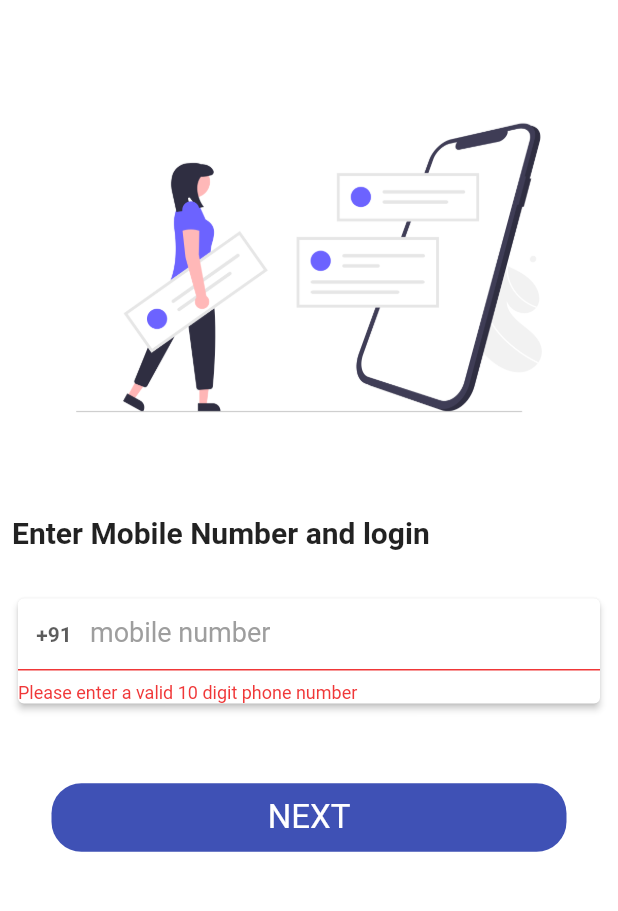
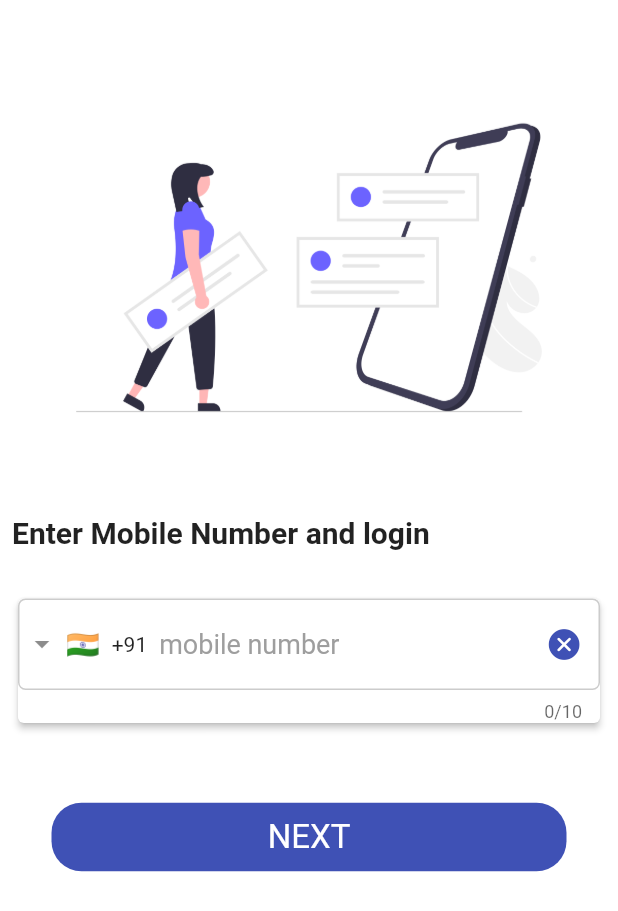
Before and after one commit to goswamijay/Chat-With-Me, a Flutter app: the MobileNoScreenView screen opened directly, after a tap on "NEXT", on a phone screen of 412 x 824 dp. Shown: the top 911 px of the screen. Run offline on Flutter 3.47's test engine with Material 2 defaults, Android fonts, the light colour scheme and no system bars; drawn by our look-alikes of intl_phone_field; our stand-ins replace cloud_firestore, emoji_picker_flutter, firebase_analytics, firebase_auth, firebase_core, firebase_crashlytics and 13 more; missing offline and left inert: flutter_notification_channel; accounts and stored records are empty; network calls fail.

Commit message:
Implemented Multinational MobileNo Verification

```diff
--- a/lib/ChatApp/Controller/Authentication/MobileNoVerificationController.dart
+++ b/lib/ChatApp/Controller/Authentication/MobileNoVerificationController.dart
@@ -13,7 +13,7 @@
   bool phoneNumberEmptyFunction() {
     bool results = false;
 
-    if (phoneNumber.text == '' || phoneString == '') {
+    if (phoneNumber.text == '+91' || phoneString == '+91') {
       results = phoneNumberIsEmpty = false;
       update();
     } else {
--- a/lib/ChatApp/Utils/themeData.dart
+++ b/lib/ChatApp/Utils/themeData.dart
@@ -1,5 +1,3 @@
-
-
 import 'package:chat_me/ChatApp/Utils/ColorConstant.dart';
 import 'package:flutter/material.dart';
 import 'package:flutter/services.dart';
--- a/lib/ChatApp/Views/Authentication/MobileNoScreen/MobileNoScreenView.dart
+++ b/lib/ChatApp/Views/Authentication/MobileNoScreen/MobileNoScreenView.dart
@@ -1,11 +1,12 @@
-import 'package:chat_me/ChatApp/Controller/DataApi/DataApiCloudStore.dart';
 import 'package:chat_me/ChatApp/Utils/TextStyleConstant.dart';
-import 'package:chat_me/ChatApp/Views/Authentication/OTPVerification/OTPVerificationView.dart';
 import 'package:flutter/cupertino.dart';
 import 'package:flutter/material.dart';
 import 'package:get/get.dart';
+import 'package:intl_phone_field/intl_phone_field.dart';
 import '../../../Controller/Authentication/MobileNoVerificationController.dart';
+import '../../../Controller/DataApi/DataApiCloudStore.dart';
 import '../../../Utils/ColorConstant.dart';
+import '../OTPVerification/OTPVerificationView.dart';
 
 class MobileNoScreenView extends StatefulWidget {
   const MobileNoScreenView({Key? key}) : super(key: key);
@@ -18,7 +19,7 @@ class _MobileNoScreenViewState extends State<MobileNoScreenView> {
   final mobileNoVerificationController =
       Get.put(MobileNoVerificationController());
   final formKey1 = GlobalKey<FormState>();
-
+  String CountryCode = '+91';
 
   @override
   Widget build(BuildContext context) {
@@ -49,7 +50,7 @@ class _MobileNoScreenViewState extends State<MobileNoScreenView> {
                     child: Text("Enter Mobile Number and login",
                         style: Theme.of(context)
                             .textTheme
-                            .headline6
+                            .titleLarge
                             ?.copyWith(fontWeight: FontWeight.bold))),
               ),
               SizedBox(
@@ -63,22 +64,12 @@ class _MobileNoScreenViewState extends State<MobileNoScreenView> {
                     key: formKey1,
                     child: Card(
                         elevation: 2,
-                      child: TextFormField(
-                        onChanged: (value) {
-                          mobileNoVerificationController.phoneString = value;
-                          mobileNoVerificationController
-                              .phoneNumberEmptyFunction();
-                        },
-                        controller: mobileNoVerificationController.phoneNumber,
-                        style: TextStyle(
-                                color: Theme.of(context)
-                                    .textTheme
-                                    .bodyLarge
-                                    ?.color
-                                    ?.withOpacity(0.64))
-                            .copyWith(fontWeight: FontWeight.bold),
-                        keyboardType: TextInputType.number,
+                        child: IntlPhoneField(
+                          controller:
+                              mobileNoVerificationController.phoneNumber,
                           decoration: InputDecoration(
+                            focusColor: Colors.indigo,
+                            hoverColor: Colors.indigo,
                             suffixIcon: mobileNoVerificationController
                                     .phoneNumberEmptyFunction()
                                 ? Row(
@@ -106,23 +97,6 @@ class _MobileNoScreenViewState extends State<MobileNoScreenView> {
                                 : Container(
                                     width: Get.width / 100,
                                   ),
-                          prefixIcon: Row(
-                            mainAxisSize: MainAxisSize.min,
-                            mainAxisAlignment: MainAxisAlignment.center,
-                            children: [
-                              Text(
-                                '+91',
-                                textAlign: TextAlign.center,
-                                style: TextStyle(
-                                        color: Theme.of(context)
-                                            .textTheme
-                                            .bodyLarge
-                                            ?.color
-                                            ?.withOpacity(0.64))
-                                    .copyWith(fontWeight: FontWeight.bold),
-                              ),
-                            ],
-                          ),
                             hintText: 'mobile number',
                             hintStyle: const TextStyle(
                                 color: Colors.grey,
@@ -137,18 +111,14 @@ class _MobileNoScreenViewState extends State<MobileNoScreenView> {
                             focusedBorder: OutlineInputBorder(
                               borderSide: const BorderSide(
                                   width: 1, color: Colors.transparent),
-                            //color: Color(0xffF38E30)),
                               borderRadius: BorderRadius.circular(8),
                             ),
                           ),
-                        validator: (value) {
-                          if (value == null || value.isEmpty || value.length != 10) {
-                            return 'Please enter a valid 10 digit phone number';
-                          }
-                          return null;
+                          initialCountryCode: 'IN',
+                          onCountryChanged: (CountryCode1) {
+                            CountryCode = CountryCode1.dialCode;
                           },
-                      ),
-                    ),
+                        )),
                   ),
                 );
               }),
@@ -157,15 +127,14 @@ class _MobileNoScreenViewState extends State<MobileNoScreenView> {
               ),
               GestureDetector(
                 onTap: () async {
-
                 if (formKey1.currentState!.validate()) {
                   formKey1.currentState!.save();
+                  if(mobileNoVerificationController.phoneNumber.text != ''){
                     await DataApiCloudStore.phoneAuthnetication(
-                        '+91${mobileNoVerificationController.phoneNumber.text.trim()}');
+                        '+${CountryCode + mobileNoVerificationController.phoneNumber.text.trim()}');
                     Get.to(OTPVerificationView());
-                    // mobileNoVerificationController.phoneVerification();
                   }
-
+                }
 
                 },
                 child: Container(
--- a/pubspec.yaml
+++ b/pubspec.yaml
@@ -60,6 +60,7 @@ dependencies:
   firebase_crashlytics: ^3.3.2
   firebase_analytics: ^10.4.2
   firebase_dynamic_links: ^5.3.2
+  intl_phone_field: ^3.2.0
 
 
 dev_dependencies:
```
Also changed, not shown: lib/ChatApp/Controller/DataApi/DataApiCloudStore.dart (+3 -4 lines), lib/ChatApp/Views/ChatMainScreen/Components/addChatUser.dart (+19 -37 lines), lib/ChatApp/Views/ChatMessageScreen/ChatMessageScreenView.dart (+1 -16 lines), pubspec.lock, 1 other file. Lines whose indentation alone changed are shown as unchanged.
